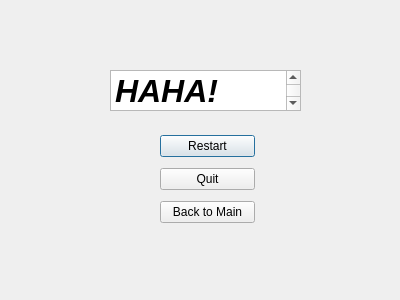
First picture: the form in src/defeat_screen.ui, repository AlexSze/comp2012h-spaceinvader, before the edit.
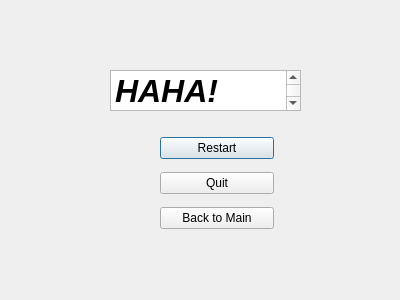
Second picture: the form after the edit.

Commit message: added relevent window titles

```diff
--- a/src/defeat_screen.ui
+++ b/src/defeat_screen.ui
@@ -35,8 +35,8 @@
     <rect>
      <x>160</x>
      <y>130</y>
-     <width>95</width>
-     <height>100</height>
+     <width>114</width>
+     <height>109</height>
     </rect>
    </property>
    <layout class="QVBoxLayout" name="verticalLayout">
```
Left out of the diff: 4 changed lines with no effect on the pictures. The commit also changes 2 other files.
